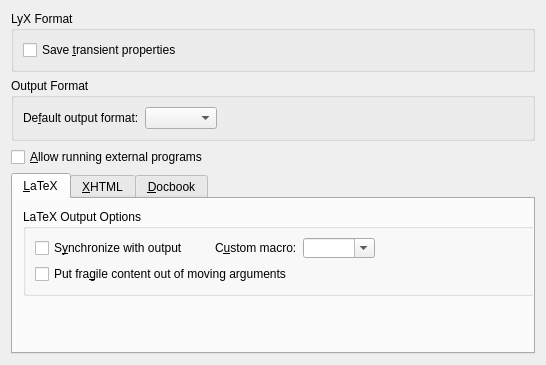
The window that src/frontends/qt/ui/OutputUi.ui (unimiso/lyx_mirror) describes before a commit, drawn with Qt 5.
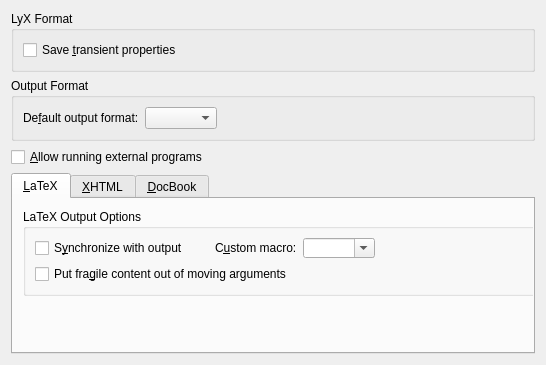
The same window after the commit.

Commit message: Fix DocBook case

Diff of the .ui file:
```diff
--- a/src/frontends/qt/ui/OutputUi.ui
+++ b/src/frontends/qt/ui/OutputUi.ui
@@ -340,7 +340,7 @@
      </widget>
      <widget class="QWidget" name="tab_3">
       <attribute name="title">
-       <string>&amp;Docbook</string>
+       <string>&amp;DocBook</string>
       </attribute>
       <widget class="QGroupBox" name="docbookGB">
        <property name="geometry">
```
